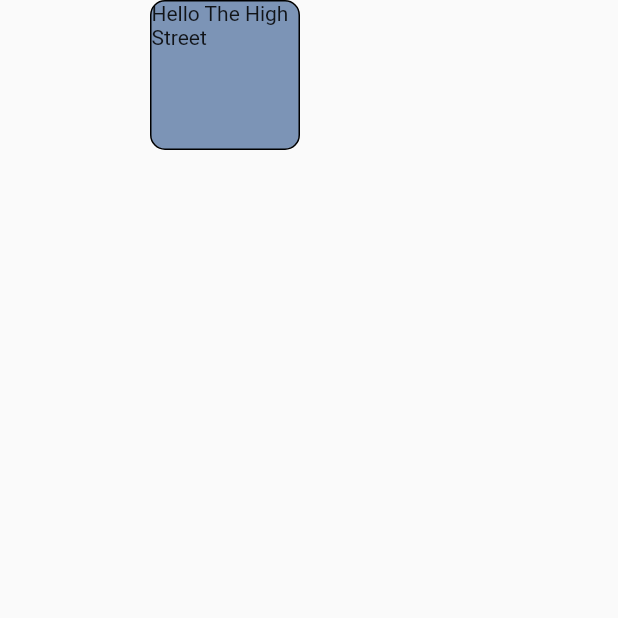
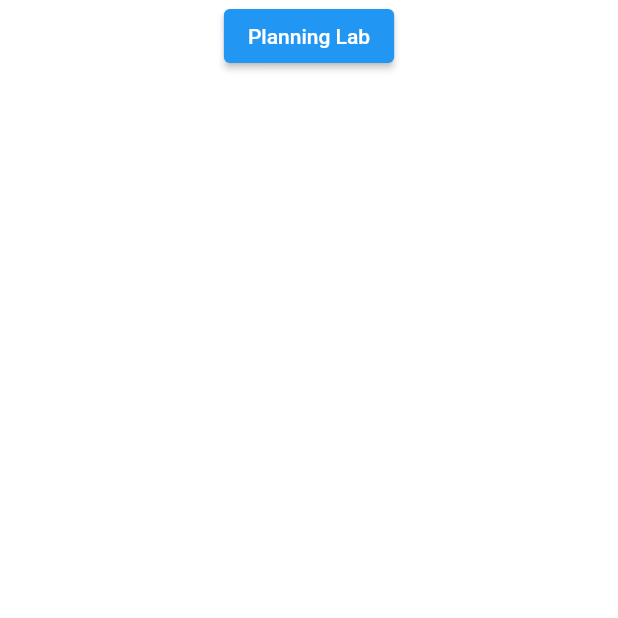
Before and after one commit to antonschulz/zero-city-application, a Flutter app: the ExhibitionMap screen opened by its route, on a phone screen of 412 x 824 dp, the top half of it. Run offline on Flutter 3.47's test engine with Material 2 defaults, Android fonts, the phone set to English and light mode, and no system bars.

Commit message:
Using elevated buttons to navigate the map

```diff
--- a/lib/exhibition_map/map.dart
+++ b/lib/exhibition_map/map.dart
@@ -1,4 +1,5 @@
 import 'package:flutter/material.dart';
+import 'package:zero_city/zones/planning_lab/mission1a.dart';
 
 class Mission {
   final String name;
@@ -8,14 +9,12 @@ class Mission {
 }
 
 class MissionButton extends StatelessWidget {
-
   MissionButton({
     required this.mission,
     required this.left,
     required this.top,
     required this.width,
     required this.height,
-
   }) : super(key: ObjectKey(mission));
 
   final Mission mission;
@@ -23,7 +22,6 @@ class MissionButton extends StatelessWidget {
   final double top;
   final double width;
   final double height;
-
 
   @override
   Widget build(BuildContext context) {
@@ -35,12 +33,12 @@ class MissionButton extends StatelessWidget {
         height: height,
         child: Text("Hello ${mission.name}"),
         decoration: BoxDecoration(
-            color: const Color(0xff7c94b6),
-            borderRadius: BorderRadius.circular(10),
-            border: Border.all(
-                color: Colors.black,
-                width: 1
-            )
+          color: const Color(0xff7c94b6),
+          borderRadius: BorderRadius.circular(10),
+          border: Border.all(
+            color: Colors.black,
+            width: 1,
+          ),
         ),
       ),
     );
@@ -49,12 +47,15 @@ class MissionButton extends StatelessWidget {
 
 List<Mission> missions = [
   Mission("The High Street", 1),
+  Mission("Planning Lab", 1),
 ];
 
 List<MissionButton> missionButtons = [
-  MissionButton(mission: missions[0], left: 100.0, top: 0, width: 100.0, height: 100.0)
+  MissionButton(
+      mission: missions[0], left: 100.0, top: 0, width: 100.0, height: 100.0),
+  MissionButton(
+      mission: missions[1], left: 200.0, top: 500, width: 100.0, height: 100.0)
 ];
-
 
 Mission noMissionSelected = Mission("No mission selected", 0);
 
@@ -63,10 +64,25 @@ class ExhibitionMap extends StatelessWidget {
 
   @override
   Widget build(BuildContext context) {
-    return Scaffold(
-      body: Stack(
-        children: missionButtons,
-      )
+    return Column(
+      children: [
+        // TODO: Decide on how to create the map page
+        // With buttons or something else?
+        // Scaffold(
+        //   body: Stack(
+        //     children: missionButtons,
+        //   ),
+        // ),
+        ElevatedButton(
+          onPressed: () {
+            Navigator.push(
+              context,
+              MaterialPageRoute(builder: (context) => const Mission1A()),
+            );
+          },
+          child: const Text("Planning Lab"),
+        )
+      ],
     );
   }
 }
```
